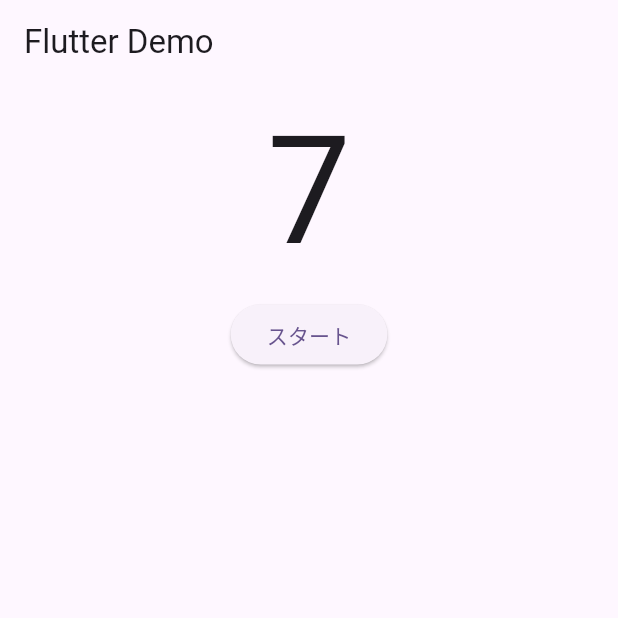
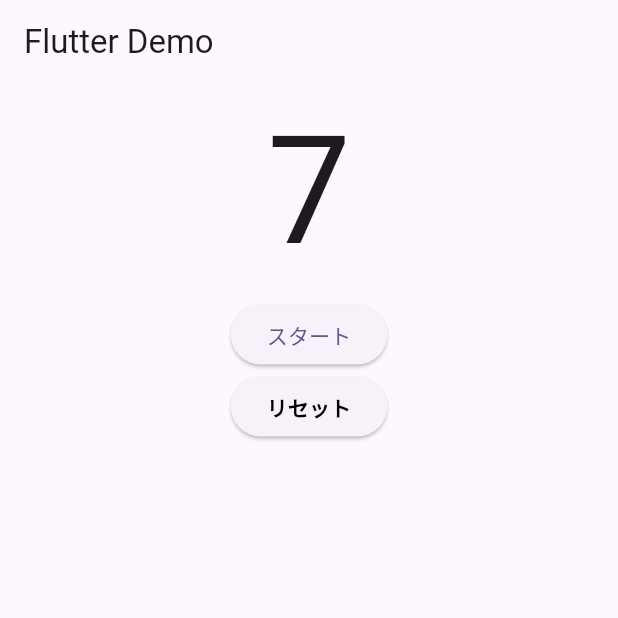
Before and after one commit to gusiken0604/timer, a Flutter app: the screen it shows after launch, after a tap on "ストップ", on a phone screen of 412 x 824 dp, the top half of it. Run offline on Flutter 3.47's test engine with Material 2 defaults, Android fonts, the phone set to English and light mode, and no system bars.

Commit message:
リセット機能

```diff
--- a/lib/main.dart
+++ b/lib/main.dart
@@ -43,16 +43,21 @@ class _MyHomePageState extends State<MyHomePage> {
   void initState() {
     super.initState();
     toggleTimer();
-    // _timer = Timer.periodic(const Duration(seconds: 1), (timer) {
-    //   setState(() {
-    //     _second++;
-    //   });
-    // });
+
   }
 
 
   void stopTimer() {
     _timer?.cancel();
+  }
+
+  void resetTimer() {
+    _timer?.cancel();
+
+    setState(() {
+      _second = 0;
+      _isRunning = false;
+    });
   }
 
   void toggleTimer() {
@@ -66,6 +71,7 @@ class _MyHomePageState extends State<MyHomePage> {
             _second++;
           });
           if (_second == 10) {
+            resetTimer();
             Navigator.push (
               context,
               MaterialPageRoute(builder: (context) => NextPage()),
@@ -100,7 +106,20 @@ class _MyHomePageState extends State<MyHomePage> {
             _isRunning? 'ストップ' : 'スタート',
           ),
         ),
+          ElevatedButton(
+            onPressed: () {
+              resetTimer();
+            },
+            child: Text(
+              'リセット',
+              style: TextStyle(
+                color: Colors.black,
+                fontWeight: FontWeight.bold,
+              ),
+            ),
+          ),
       ],
+
       ),
       ),
     );
```
